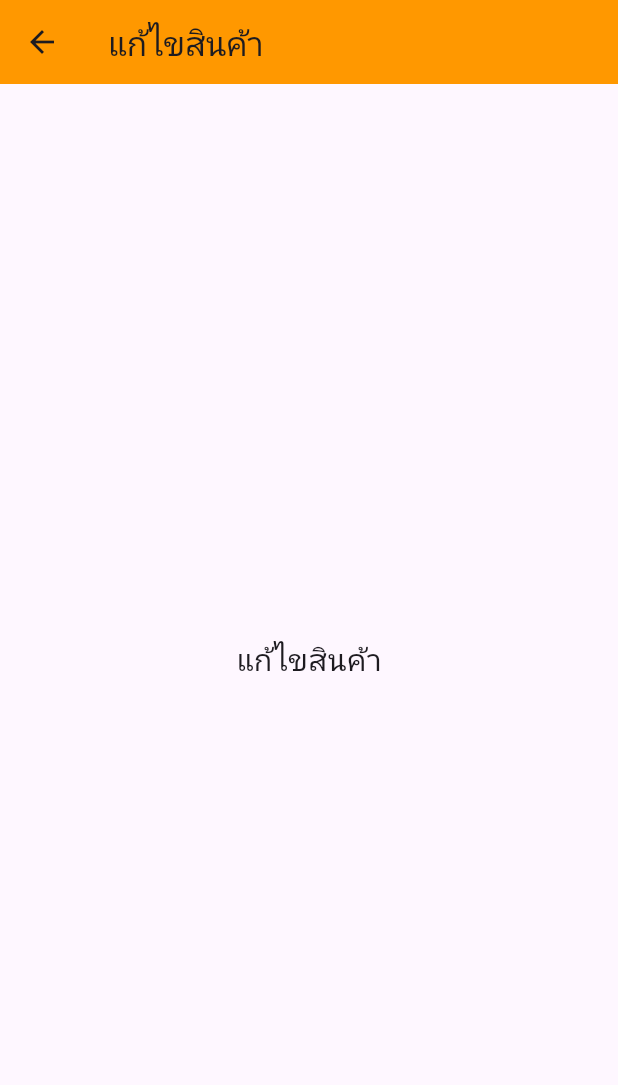
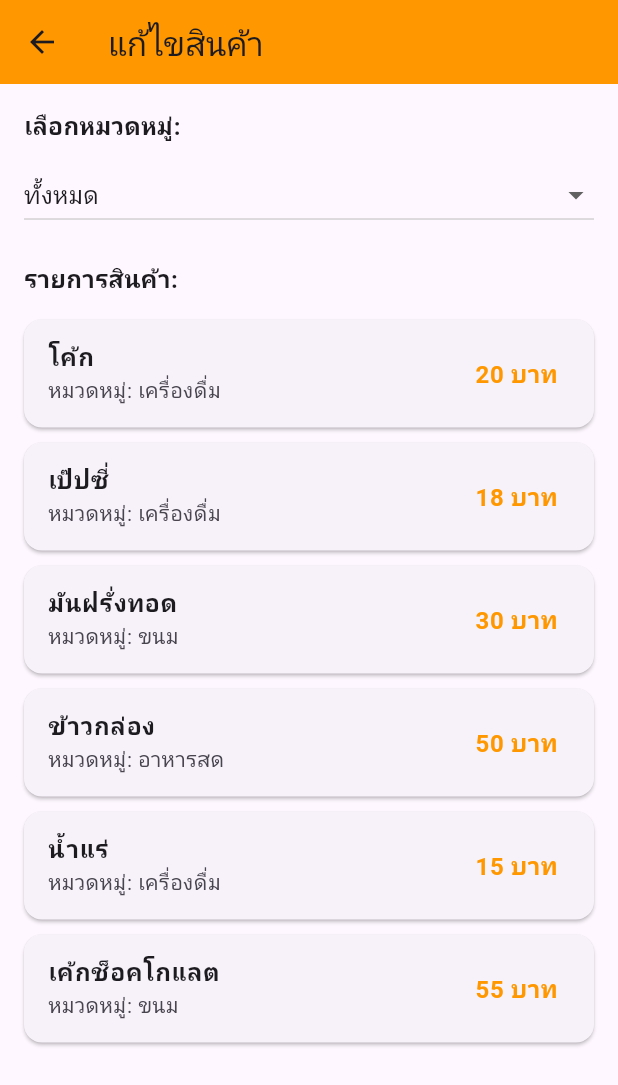
Before and after one commit to piseak02/sintaveeapp, a Flutter app: the EditProduct screen opened directly, on a phone screen of 412 x 824 dp. Shown: the top 1085 px of the screen. Run offline on Flutter 3.47's test engine with Material 3 defaults, Android fonts, the light colour scheme and no system bars.

Commit message:
หน้าแก้ไขสินค้า

```diff
--- a/lib/Product/EditProduct.dart
+++ b/lib/Product/EditProduct.dart
@@ -1,16 +1,92 @@
 import 'package:flutter/material.dart';
 
-class EditProduct extends StatelessWidget {
+class EditProduct extends StatefulWidget {
   const EditProduct({super.key});
 
   @override
+  _EditProductState createState() => _EditProductState();
+}
+
+class _EditProductState extends State<EditProduct> {
+  // หมวดหมู่สินค้า (ตัวอย่างข้อมูล)
+  final List<String> categories = ["ทั้งหมด", "เครื่องดื่ม", "ขนม", "อาหารสด"];
+
+  // หมวดหมู่ที่เลือก
+  String selectedCategory = "ทั้งหมด";
+
+  // รายการสินค้า (ข้อมูลปลอม)
+  final List<Map<String, dynamic>> allProducts = [
+    {"name": "โค้ก", "category": "เครื่องดื่ม", "price": 20},
+    {"name": "เป๊ปซี่", "category": "เครื่องดื่ม", "price": 18},
+    {"name": "มันฝรั่งทอด", "category": "ขนม", "price": 30},
+    {"name": "ข้าวกล่อง", "category": "อาหารสด", "price": 50},
+    {"name": "น้ำแร่", "category": "เครื่องดื่ม", "price": 15},
+    {"name": "เค้กช็อคโกแลต", "category": "ขนม", "price": 55},
+  ];
+
+  @override
   Widget build(BuildContext context) {
+    // กรองสินค้าโดยดูจากหมวดหมู่ที่เลือก
+    List<Map<String, dynamic>> filteredProducts = selectedCategory == "ทั้งหมด"
+        ? allProducts
+        : allProducts.where((product) => product["category"] == selectedCategory).toList();
+
     return Scaffold(
       appBar: AppBar(
         title: Text("แก้ไขสินค้า"),
         backgroundColor: Colors.orange,
       ),
-      body: Center(child: Text("แก้ไขสินค้า", style: TextStyle(fontSize: 20),),
+      body: Padding(
+        padding: EdgeInsets.all(16.0),
+        child: Column(
+          crossAxisAlignment: CrossAxisAlignment.start,
+          children: [
+            // Dropdown สำหรับเลือกหมวดหมู่
+            Text("เลือกหมวดหมู่:", style: TextStyle(fontSize: 16, fontWeight: FontWeight.bold)),
+            SizedBox(height: 10),
+            DropdownButton<String>(
+              isExpanded: true,
+              value: selectedCategory,
+              onChanged: (newValue) {
+                setState(() {
+                  selectedCategory = newValue!;
+                });
+              },
+              items: categories.map((category) {
+                return DropdownMenuItem<String>(
+                  value: category,
+                  child: Text(category),
+                );
+              }).toList(),
+            ),
+            SizedBox(height: 20),
+
+            // แสดงรายการสินค้า
+            Text("รายการสินค้า:", style: TextStyle(fontSize: 16, fontWeight: FontWeight.bold)),
+            SizedBox(height: 10),
+
+            Expanded(
+              child: ListView.builder(
+                itemCount: filteredProducts.length,
+                itemBuilder: (context, index) {
+                  var product = filteredProducts[index];
+                  return Card(
+                    margin: EdgeInsets.symmetric(vertical: 5),
+                    child: ListTile(
+                      title: Text(product["name"], style: TextStyle(fontSize: 16, fontWeight: FontWeight.w600)),
+                      subtitle: Text("หมวดหมู่: ${product["category"]}"),
+                      trailing: Text("${product["price"]} บาท", style: TextStyle(fontSize: 16, color: Colors.orange, fontWeight: FontWeight.bold)),
+                      onTap: () {
+                        // สามารถเพิ่มโค้ดแก้ไขสินค้าเมื่อกดได้
+                        print("แก้ไข: ${product["name"]}");
+                      },
+                    ),
+                  );
+                },
+              ),
+            ),
+          ],
+        ),
       ),
     );
   }
```
